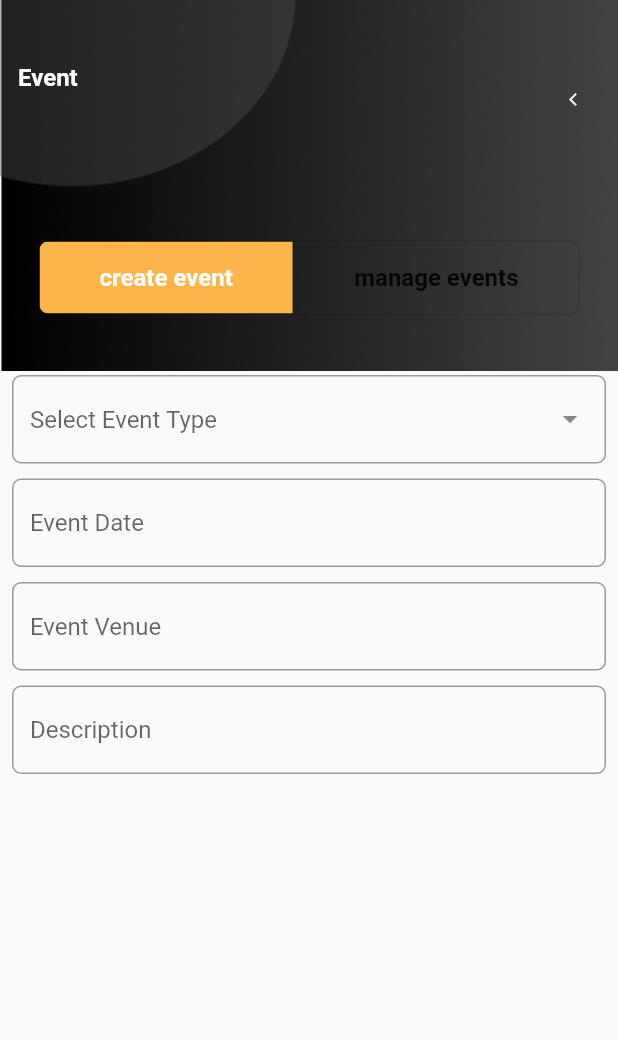
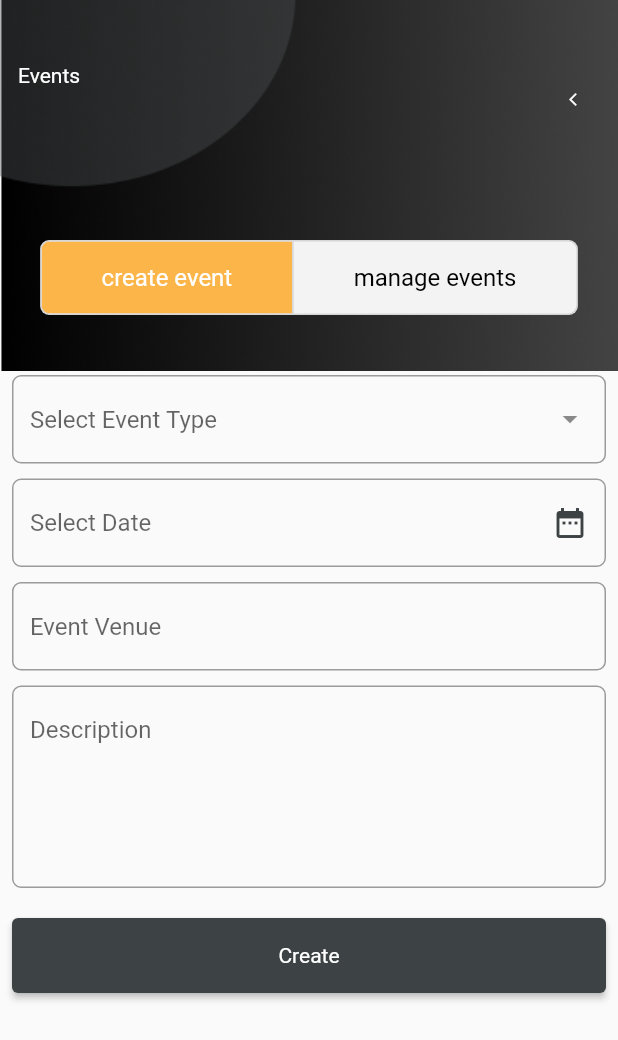
Before and after one commit to b-lemy/EventPoint, a Flutter app: the EventScreen screen opened directly, on a phone screen of 412 x 824 dp. Shown: the top 1040 px of the screen. Run offline on Flutter 3.47's test engine with Material 2 defaults, Android fonts, the phone set to English and light mode, and no system bars; our stand-ins replace carousel_slider, intl_phone_field, introduction_screen.

Commit message:
event screen

```diff
--- a/lib/screens/event.dart
+++ b/lib/screens/event.dart
@@ -68,7 +68,28 @@ class _EventScreenState extends State<EventScreen> {
                   ),
                   TextFormField(
                     decoration: InputDecoration(
-                        hintText: "Event Date",
+                        hintText: "Select Date",
+                        suffixIcon: IconButton(
+                          icon: const Icon(
+                            Icons.date_range,
+                            color: Color(0xFF3D4245),
+                          ),
+                          onPressed: () async {
+                            final date = await showDatePicker(
+                                context: context,
+                                initialDate: DateTime.now(),
+                                firstDate: DateTime.now()
+                                    .subtract(const Duration(days: 100)),
+                                lastDate: DateTime.now());
+                            if (date != null) {
+
+                             }
+                          },
+                        ),
+                        // suffix: const Icon(
+                        //   Icons.date_range,
+                        //   color: Color(0xFF3D4245),
+                        // ),
                         focusedBorder: const OutlineInputBorder(
                             borderSide: BorderSide(color: Color(0xFFFCB549))),
                         border: OutlineInputBorder(
@@ -91,6 +112,7 @@ class _EventScreenState extends State<EventScreen> {
                     height: 10.0,
                   ),
                   TextFormField(
+                    maxLines: 5,
                     cursorColor: Colors.black,
                     decoration: InputDecoration(
                         hintText: "Description",
@@ -100,6 +122,26 @@ class _EventScreenState extends State<EventScreen> {
                           borderRadius: BorderRadius.circular(6),
                         )),
                   ),
+                  const SizedBox(
+                    height: 20.0,
+                  ),
+                  Container(
+                    width: MediaQuery.of(context).size.width,
+                    height: 50,
+                    decoration: BoxDecoration(
+                      borderRadius: BorderRadius.circular(8.0),
+                    ),
+                    child: ElevatedButton(
+                      onPressed: () {},
+                      style: ElevatedButton.styleFrom(
+                          primary: const Color(0xFF3D4245)),
+                      child: const Text(
+                        "Create",
+                        style: TextStyle(
+                            fontSize: 14, fontWeight: FontWeight.normal),
+                      ),
+                    ),
+                  )
                 ],
               ),
             ),
@@ -117,11 +159,11 @@ class _EventScreenState extends State<EventScreen> {
                   crossAxisAlignment: CrossAxisAlignment.start,
                   children: [
                     const Text(
-                      'Event',
+                      'Events',
                       style: TextStyle(
                           color: Colors.white,
-                          fontSize: 16,
-                          fontWeight: FontWeight.bold),
+                          fontSize: 14,
+                          fontWeight: FontWeight.normal),
                     ),
                     IconButton(
                       iconSize: 10.0,
@@ -144,8 +186,13 @@ class _EventScreenState extends State<EventScreen> {
             Center(
               child: Padding(
                 padding: const EdgeInsets.fromLTRB(8, 160, 8, 8),
+                child: Container(
+                  decoration: BoxDecoration(
+                    borderRadius: BorderRadius.circular(6.0),
+                    color: const Color(0xFFF3F3F3),
+                  ),
                   child: ToggleButtons(
-                  //color: const Color(0xFFF3F3F3),
+                    color: Colors.black,
                     //splashColor: Colors.amber,
                     // highlightColor: Colors.amber,
 
@@ -169,8 +216,7 @@ class _EventScreenState extends State<EventScreen> {
                             vertical: 10.0, horizontal: 40.0),
                         child: const Text(
                           "create event",
-                        style: TextStyle(
-                            fontWeight: FontWeight.bold, fontSize: 16.0),
+                          style: TextStyle(fontSize: 16.0),
                         ),
                       ),
                       Container(
@@ -178,11 +224,11 @@ class _EventScreenState extends State<EventScreen> {
                             vertical: 10.0, horizontal: 40.0),
                         child: const Text(
                           "manage events",
-                        style: TextStyle(
-                            fontWeight: FontWeight.bold, fontSize: 16.0),
+                          style: TextStyle(fontSize: 16.0),
                         ),
                       ),
                     ],
+                  ),
                 ),
               ),
             )
--- a/lib/screens/homepage.dart
+++ b/lib/screens/homepage.dart
@@ -2,8 +2,6 @@ import 'package:digital_invitation_card/screens/event.dart';
 import 'package:digital_invitation_card/screens/imageslider.dart';
 import 'package:flutter/material.dart';
 import 'package:digital_invitation_card/screens/notification.dart';
-
-import 'invitations_list_screen.dart';
 
 class HomepageScreen extends StatefulWidget {
   const HomepageScreen({super.key, required String phoneNumber});
--- a/lib/screens/imageslider.dart
+++ b/lib/screens/imageslider.dart
@@ -13,7 +13,7 @@ class _SliderState extends State<ImageSlider> {
   @override
   Widget build(BuildContext context) {
     return Scaffold(
-      body: Container(
+      body: SizedBox(
         height: MediaQuery.of(context).size.height * 0.2,
         width: double.maxFinite,
         child: CarouselSlider(
--- a/lib/screens/invitations_detail_screen.dart
+++ b/lib/screens/invitations_detail_screen.dart
@@ -28,7 +28,7 @@ class InvitationsDetailScreen extends StatelessWidget {
                   Navigator.push(
                       context,
                       MaterialPageRoute(
-                          builder: ((context) => InvitationsDetailScreen())));
+                          builder: ((context) => const InvitationsDetailScreen())));
                 },
                 alignment: Alignment.center,
                 icon: const Icon(Icons.chevron_left_outlined),
```
Also changed, not shown: lib/screens/invitations_list_screen.dart (+5 -5 lines). Lines whose indentation alone changed are shown as unchanged.
